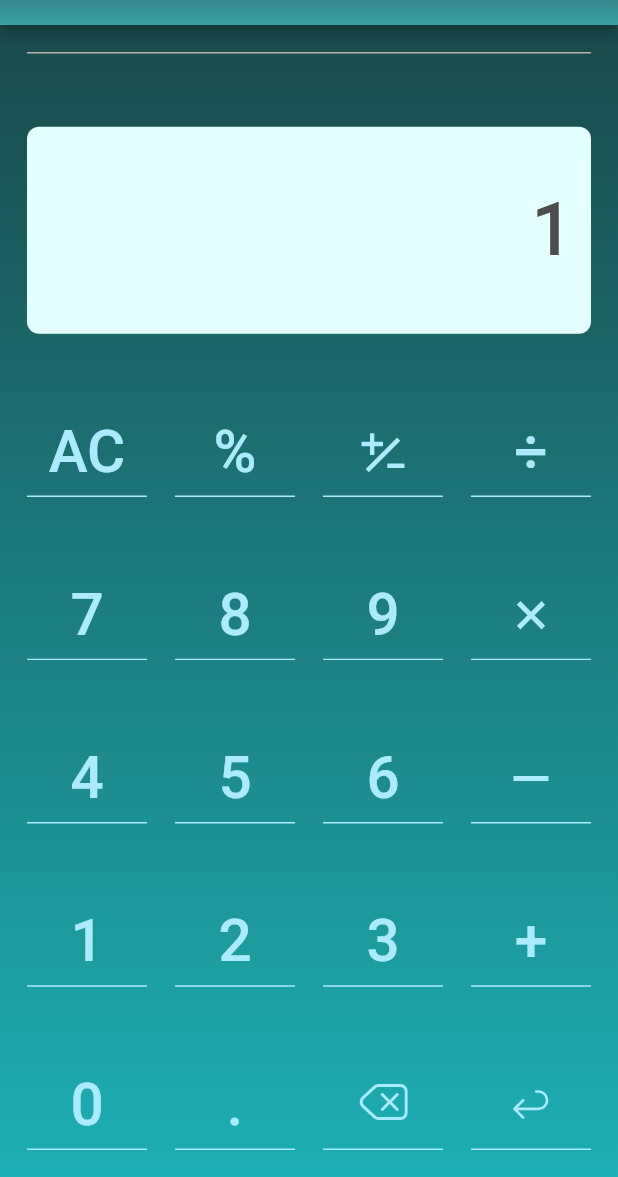
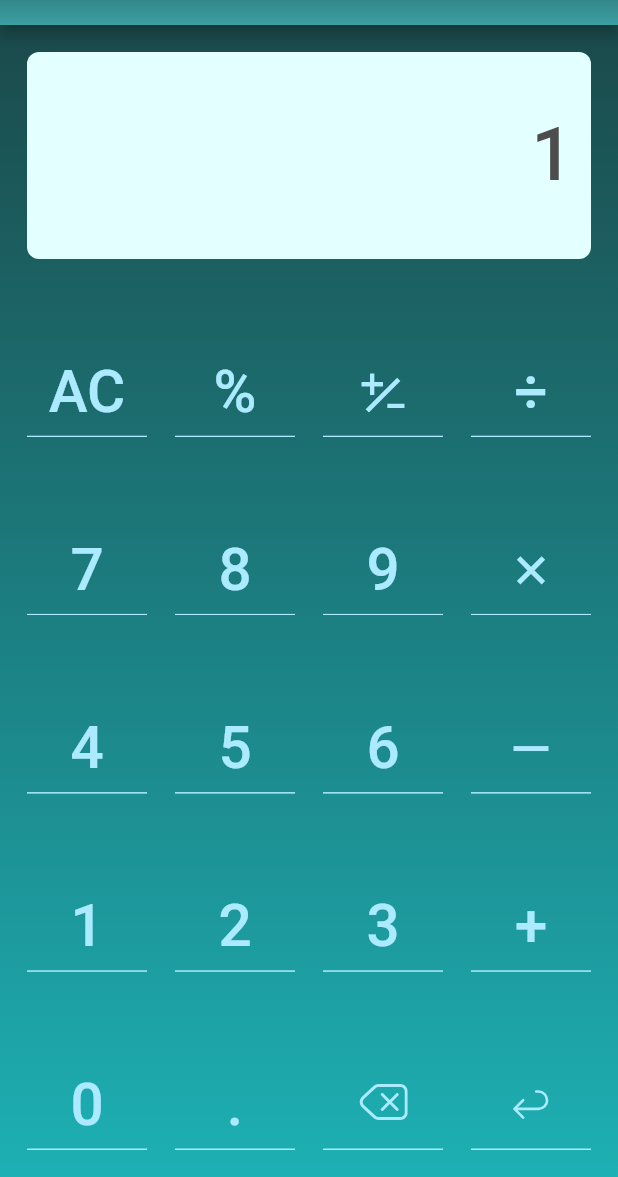
Before and after one commit to windownik/exchanger, a Flutter app: the CalculatorScreen screen opened by its route, on a phone screen of 412 x 824 dp, the part 59-1236 px from its top. Run offline on Flutter 3.47's test engine with Material 2 defaults, Android fonts, the phone set to English and light mode, and no system bars; our stand-ins replace audioplayers, flutter_advanced_switch, flutter_svg, get, shared_preferences; accounts and stored records are empty; network calls fail.

Commit message:
fix bags

```diff
--- a/lib/logic/curs.dart
+++ b/lib/logic/curs.dart
@@ -18,6 +18,9 @@ Future<String> getMosCurs () async {
   String urlAddress = 'cbr-xml-daily.ru';
   var url = Uri.https(urlAddress, "/daily_json.js");
   var res = await http.get(url);
+  if (res.statusCode != 200) {
+    throw Exception("Error");
+  }
   return res.body;
 }
 
--- a/lib/logic/main_screen_logic.dart
+++ b/lib/logic/main_screen_logic.dart
@@ -2,6 +2,8 @@ import 'dart:math';
 import 'package:audioplayers/audioplayers.dart';
 
 import 'package:flutter/services.dart';
+
+import 'connect_db.dart';
 
 class MainScreenLogic {
   String mainNumber, roundNumber;
@@ -10,7 +12,8 @@ class MainScreenLogic {
 
   MainScreenLogic({required this.mainNumber, required this.roundNumber});
 
-  void addOneNumber(String one) {
+  void addOneNumber(String one) async {
+    DataBase db = DataBase();
     if (toZero) {
       mainNumber = '0';
     }
@@ -24,6 +27,7 @@ class MainScreenLogic {
     } else {
       mainNumber = "$mainNumber$one";
     }
+    await db.setNumber(mainNumber);
   }
 
   void clear() {
--- a/lib/screens/calculatorScreen/calculator_screen.dart
+++ b/lib/screens/calculatorScreen/calculator_screen.dart
@@ -1,6 +1,5 @@
 import 'package:flutter/material.dart';
 import 'package:flutter/services.dart';
-import 'package:google_mobile_ads/google_mobile_ads.dart';
 import '../../logic/connect_db.dart';
 import 'calculator_logic.dart';
 import 'input_output_field.dart';
@@ -36,24 +35,6 @@ class CalculatorScreenState extends State<CalculatorScreen> {
     calc.sound = await db.getSound();
     setState(() {});
   }
-
-  @override
-  // void didChangeDependencies() {
-  //   // TODO: implement didChangeDependencies
-  //   super.didChangeDependencies();
-  //   bannerAd = BannerAd(
-  //       size: AdSize.banner,
-  //       adUnitId: 'ca-app-pub-3940256099942544/6300978111',
-  //       listener: BannerAdListener(onAdLoaded: (ad) {
-  //         setState(() {
-  //           isLoaded = true;
-  //         });
-  //       }, onAdFailedToLoad: (ad, error) {
-  //         ad.dispose();
-  //       }),
-  //       request: AdRequest());
-  //   bannerAd!.load();
-  // }
 
   @override
   Widget build(BuildContext context) {
@@ -99,19 +80,6 @@ class CalculatorScreenState extends State<CalculatorScreen> {
                   child: Column(
                     mainAxisAlignment: MainAxisAlignment.spaceBetween,
                     children: [
-                      // isLoaded
-                      //     ? SizedBox(
-                      //   height: 50,
-                      //   child: AdWidget(
-                      //     ad: bannerAd!,
-                      //   ),
-                      // )
-                      //     : const SizedBox(),
-                      Container(
-                        height: 1,
-                        color: const Color.fromARGB(250, 194, 176, 176),
-                      ),
-                      // const SizedBox(height: 10,),
                       InputOutputField(
                         calc: calc,
                       ),
--- a/pubspec.yaml
+++ b/pubspec.yaml
@@ -43,7 +43,7 @@ dependencies:
   flutter_launcher_icons: ^0.11.0
   flutter_advanced_switch: ^3.0.1
   audioplayers: ^2.0.0
-  google_mobile_ads: ^2.3.0
+  # google_mobile_ads: ^2.3.0
 
 flutter_icons:
   android: "launcher_icon"
```
Also changed, not shown: lib/screens/calculatorScreen/calculator_logic.dart (+6 -1 lines), lib/screens/mainScreen/main_screen.dart (+9 -65 lines), pubspec.lock, 2 other files.
